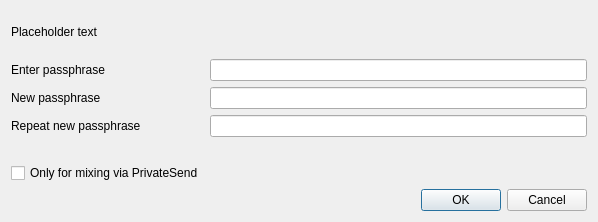
X9Developers/XSN, file src/qt/forms/askpassphrasedialog.ui: the form before one commit.
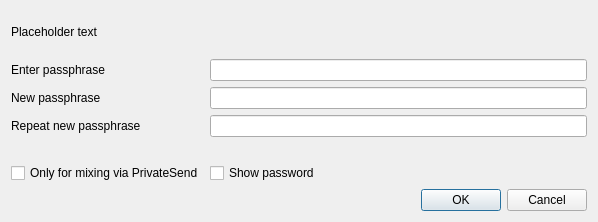
The form after the commit.

The edit to the form file:
```diff
--- a/src/qt/forms/askpassphrasedialog.ui
+++ b/src/qt/forms/askpassphrasedialog.ui
@@ -119,8 +119,12 @@
        <property name="text">
         <string>Only for mixing via PrivateSend</string>
        </property>
-       <property name="visible">
-        <bool>false</bool>
+      </widget>
+     </item>
+     <item row="4" column="1">
+      <widget class="QCheckBox" name="toggleShowPasswordButton">
+       <property name="text">
+        <string>Show password</string>
        </property>
       </widget>
      </item>
```
Left out of the diff: 3 changed lines with no effect on the pictures.
